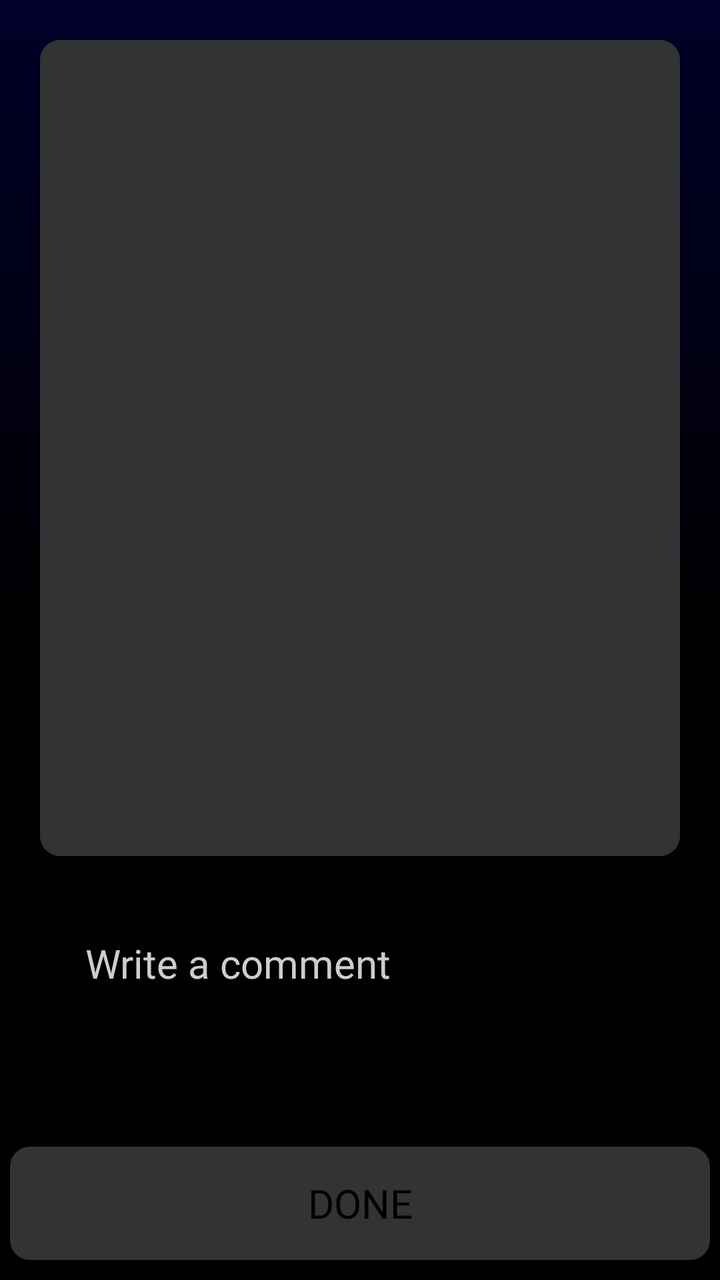
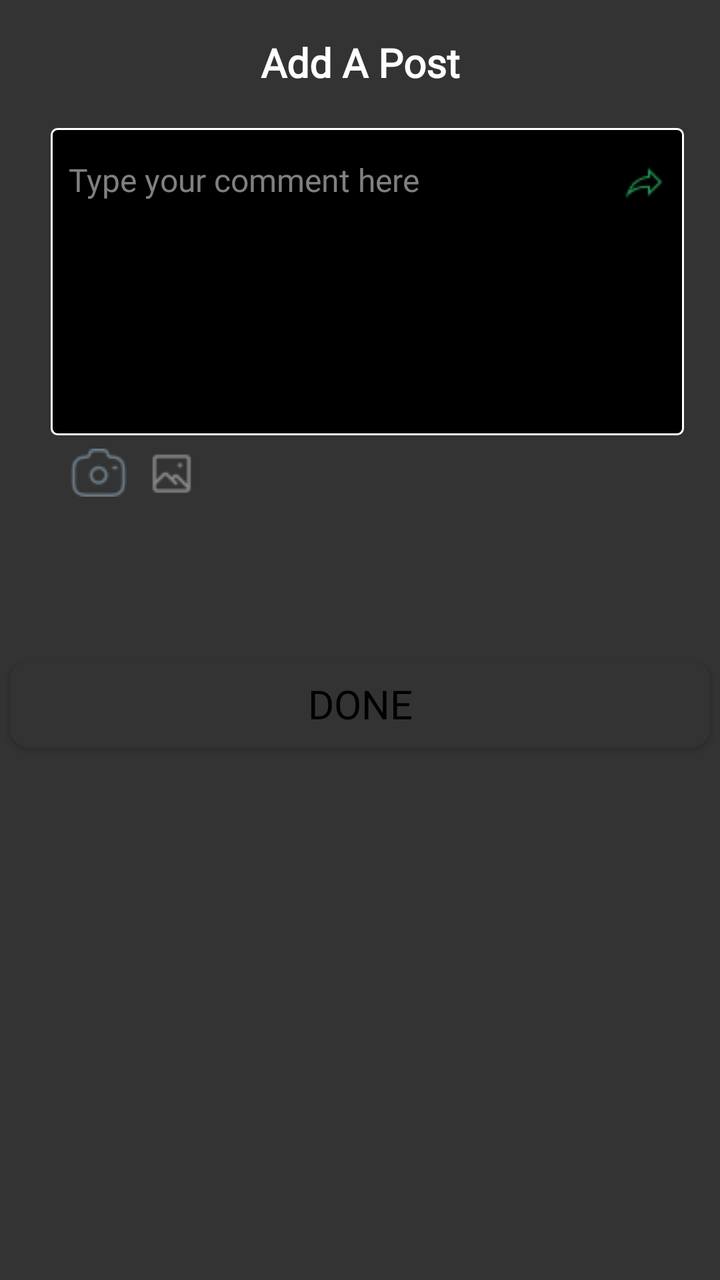

An Android layout rendered at two revisions. The XML below is the earlier revision; the diff shows what the commit changed to produce the second picture.
<!-- AndroidManifest.xml: application theme Theme.Pruvve -->
<!-- res/layout/activity_cutom_gallery.xml -->
<?xml version="1.0" encoding="utf-8"?>
<androidx.constraintlayout.widget.ConstraintLayout xmlns:android="http://schemas.android.com/apk/res/android"
    xmlns:app="http://schemas.android.com/apk/res-auto"
    xmlns:tools="http://schemas.android.com/tools"
    android:id="@+id/clGallery"
    android:layout_width="match_parent"
    android:layout_height="match_parent"
    android:background="@drawable/pitch_background"
    tools:context=".CustomGallery">

        <ImageView
            android:id="@+id/imvAddAPost"
            android:layout_width="0dp"
            android:layout_height="0dp"
            android:layout_margin="20dp"
            android:background="@drawable/dialogue_background3"
            tools:ignore="ContentDescription"
            app:layout_constraintBottom_toTopOf="@+id/guideline321"
            app:layout_constraintEnd_toEndOf="parent"
            app:layout_constraintStart_toStartOf="parent"
            app:layout_constraintTop_toTopOf="parent"/>

        <EditText
            android:id="@+id/etAddMediaCaption"
            android:layout_width="0dp"
            android:layout_height="0dp"
            android:layout_margin="10dp"
            android:autofillHints="none"
            android:fontFamily="@font/my_exo"
            android:hint="Write a comment"
            android:gravity="start"
            android:inputType="text"
            android:textColor="@color/white"
            android:textColorHint="@color/light_gray"
            android:textSize="20sp"
            app:layout_constraintBottom_toTopOf="@+id/guideline320"
            app:layout_constraintEnd_toStartOf="@+id/guideline328"
            app:layout_constraintStart_toStartOf="@+id/guideline329"
            app:layout_constraintTop_toTopOf="@+id/guideline321"
            tools:ignore="HardcodedText" />

        <Button
            android:id="@+id/btnAddMedia"
            android:layout_width="350dp"
            android:layout_height="0dp"
            android:layout_margin="10dp"
            android:background="@drawable/disabled_button"
            android:fontFamily="@font/poppins_bold"
            android:text="Done"
            android:textColor="@color/black"
            android:textSize="20sp"
            app:layout_constraintBottom_toBottomOf="parent"
            app:layout_constraintEnd_toEndOf="parent"
            app:layout_constraintStart_toStartOf="parent"
            app:layout_constraintTop_toTopOf="@+id/guideline320"
            tools:ignore="HardcodedText" />

        <androidx.constraintlayout.widget.Guideline
            android:id="@+id/guideline318"
            android:layout_width="wrap_content"
            android:layout_height="wrap_content"
            android:orientation="vertical"
            app:layout_constraintGuide_percent="0.75" />

        <androidx.constraintlayout.widget.Guideline
            android:id="@+id/guideline319"
            android:layout_width="wrap_content"
            android:layout_height="wrap_content"
            android:orientation="vertical"
            app:layout_constraintGuide_percent="0.36" />

        <androidx.constraintlayout.widget.Guideline
            android:id="@+id/guideline320"
            android:layout_width="wrap_content"
            android:layout_height="wrap_content"
            android:orientation="horizontal"
            app:layout_constraintGuide_percent="0.88" />

        <androidx.constraintlayout.widget.Guideline
            android:id="@+id/guideline321"
            android:layout_width="wrap_content"
            android:layout_height="wrap_content"
            android:orientation="horizontal"
            app:layout_constraintGuide_percent="0.7" />

        <androidx.constraintlayout.widget.Guideline
            android:id="@+id/guideline328"
            android:layout_width="wrap_content"
            android:layout_height="wrap_content"
            android:orientation="vertical"
            app:layout_constraintGuide_percent="0.9" />

        <androidx.constraintlayout.widget.Guideline
            android:id="@+id/guideline329"
            android:layout_width="wrap_content"
            android:layout_height="wrap_content"
            android:orientation="vertical"
            app:layout_constraintGuide_percent="0.08" />
</androidx.constraintlayout.widget.ConstraintLayout>
<!-- resources referenced by this layout -->
<resources>
  <color name="black">#FF000000</color>
  <color name="light_gray">#CDCDCD</color>
  <color name="white">#FFFFFFFF</color>
  <!-- drawable dialogue_background3 (drawable) -->
  <?xml version="1.0" encoding="utf-8"?>
  <shape
      xmlns:android="http://schemas.android.com/apk/res/android"
      android:shape="rectangle">
      <solid
          android:color="@color/dark_gray"/>
      <corners
          android:radius="10dp"/>
  </shape>
  <!-- drawable disabled_button (drawable) -->
  <?xml version="1.0" encoding="utf-8"?>
  <shape
      xmlns:android="http://schemas.android.com/apk/res/android"
      android:shape="rectangle">
      <solid
          android:color="@color/dark_gray"/>
      <corners
          android:radius="10dp"/>
  </shape>
  <!-- drawable pitch_background (drawable) -->
  <?xml version="1.0" encoding="utf-8"?>
  <shape
      xmlns:android="http://schemas.android.com/apk/res/android"
      android:shape="rectangle">
      <gradient android:startColor="@color/black"
          android:endColor="#00002A"
          android:angle="90"
          android:type="linear"
          android:centerColor="@color/black"/>
  
  </shape>
  <style name="Theme.Pruvve" parent="Theme.AppCompat.DayNight.DarkActionBar" />
  <color name="dark_gray">#333333</color>
</resources>

<!-- the commit's change to res/layout/activity_cutom_gallery.xml (unified diff, before → after) -->
@@ -5,39 +5,148 @@
     android:id="@+id/clGallery"
     android:layout_width="match_parent"
     android:layout_height="match_parent"
-    android:background="@drawable/pitch_background"
+    android:background="@color/dark_gray"
     tools:context=".CustomGallery">
 
-        <ImageView
-            android:id="@+id/imvAddAPost"
+        <TextView
+            android:layout_width="match_parent"
+            android:layout_height="wrap_content"
+            android:fontFamily="@font/my_exo"
+            android:gravity="center"
+            android:text="Add A Post"
+            android:textColor="@color/white"
+            android:textSize="20sp"
+            android:textStyle="bold"
+            app:layout_constraintEnd_toEndOf="parent"
+            app:layout_constraintStart_toStartOf="parent"
+            app:layout_constraintTop_toTopOf="@+id/guideline336"
+            tools:ignore="HardcodedText" />
+
+        <LinearLayout
             android:layout_width="0dp"
             android:layout_height="0dp"
-            android:layout_margin="20dp"
-            android:background="@drawable/dialogue_background3"
-            tools:ignore="ContentDescription"
-            app:layout_constraintBottom_toTopOf="@+id/guideline321"
-            app:layout_constraintEnd_toEndOf="parent"
-            app:layout_constraintStart_toStartOf="parent"
-            app:layout_constraintTop_toTopOf="parent"/>
-
-        <EditText
-            android:id="@+id/etAddMediaCaption"
+            android:background="@drawable/search_background4"
+            android:orientation="horizontal"
+            app:layout_constraintBottom_toTopOf="@+id/guideline331"
+            app:layout_constraintEnd_toStartOf="@+id/guideline328"
+            app:layout_constraintStart_toStartOf="@+id/guideline329"
+            app:layout_constraintTop_toTopOf="@+id/guideline321">
+
+                <EditText
+                    android:id="@+id/etAddMediaCaption"
+                    android:layout_width="match_parent"
+                    android:layout_height="match_parent"
+                    android:layout_margin="5dp"
+                    android:layout_weight="1"
+                    android:autofillHints="none"
+                    android:fontFamily="@font/my_exo"
+                    android:gravity="start"
+                    android:hint="Type your comment here"
+                    android:inputType="text"
+                    android:textColor="@color/white"
+                    android:textColorHint="@color/gray"
+                    android:textSize="16sp"
+                    tools:ignore="HardcodedText" />
+
+                <ImageView
+                    android:layout_width="match_parent"
+                    android:layout_height="wrap_content"
+                    android:layout_marginTop="15dp"
+                    android:layout_marginEnd="5dp"
+                    android:layout_weight="8"
+                    android:src="@drawable/send_icon"
+                    tools:ignore="ContentDescription" />
+
+        </LinearLayout>
+
+        <LinearLayout
+            android:id="@+id/linearLayout12"
+            android:layout_width="0dp"
+            android:layout_height="wrap_content"
+            android:layout_margin="5dp"
+            android:orientation="horizontal"
+            app:layout_constraintBottom_toTopOf="@+id/guideline337"
+            app:layout_constraintEnd_toStartOf="@+id/guideline328"
+            app:layout_constraintStart_toStartOf="@+id/guideline329"
+            app:layout_constraintTop_toTopOf="@+id/guideline331">
+
+                <ImageView
+                    android:id="@+id/imvOpenCamera"
+                    android:layout_width="wrap_content"
+                    android:layout_height="wrap_content"
+                    android:layout_margin="5dp"
+                    android:src="@drawable/camera_icon"
+                    tools:ignore="ContentDescription" />
+
+                <ImageView
+                    android:id="@+id/imvOpenGallery"
+                    android:layout_width="wrap_content"
+                    android:layout_height="wrap_content"
+                    android:layout_margin="5dp"
+                    android:layout_marginBottom="5dp"
+                    android:src="@drawable/gallery_icon"
+                    tools:ignore="ContentDescription" />
+
+        </LinearLayout>
+
+        <LinearLayout
             android:layout_width="0dp"
             android:layout_height="0dp"
-            android:layout_margin="10dp"
-            android:autofillHints="none"
-            android:fontFamily="@font/my_exo"
-            android:hint="Write a comment"
-            android:gravity="start"
-            android:inputType="text"
-            android:textColor="@color/white"
-            android:textColorHint="@color/light_gray"
-            android:textSize="20sp"
-            app:layout_constraintBottom_toTopOf="@+id/guideline320"
+            android:layout_marginTop="5dp"
+            android:layout_marginBottom="5dp"
+            android:layout_marginStart="2dp"
+            android:orientation="horizontal"
+            app:layout_constraintBottom_toTopOf="@+id/guideline338"
             app:layout_constraintEnd_toStartOf="@+id/guideline328"
             app:layout_constraintStart_toStartOf="@+id/guideline329"
-            app:layout_constraintTop_toTopOf="@+id/guideline321"
-            tools:ignore="HardcodedText" />
+            app:layout_constraintTop_toTopOf="@+id/guideline337">
+
+                <ImageView
+                    android:id="@+id/wvGalleryPic1"
+                    android:layout_width="match_parent"
+                    android:layout_height="match_parent"
+                    android:layout_marginTop="5dp"
+                    android:layout_marginBottom="5dp"
+                    android:layout_marginEnd="5dp"
+                    android:layout_weight="1"
+                    tools:ignore="ContentDescription" />
+
+                <ImageView
+                    android:id="@+id/wvGalleryPic2"
+                    android:layout_width="match_parent"
+                    android:layout_height="match_parent"
+                    android:layout_margin="5dp"
+                    android:layout_weight="1"
+                    tools:ignore="ContentDescription" />
+
+                <ImageView
+                    android:id="@+id/wvGalleryPic3"
+                    android:layout_width="match_parent"
+                    android:layout_height="match_parent"
+                    android:layout_margin="5dp"
+                    android:layout_weight="1"
+                    tools:ignore="ContentDescription" />
+
+                <ImageView
+                    android:id="@+id/wvGalleryPic4"
+                    android:layout_width="match_parent"
+                    android:layout_height="match_parent"
+                    android:layout_margin="5dp"
+                    android:layout_weight="1"
+                    tools:ignore="ContentDescription" />
+
+                <ImageView
+                    android:id="@+id/wvGalleryPic5"
+                    android:layout_width="match_parent"
+                    android:layout_height="match_parent"
+                    android:layout_marginTop="5dp"
+                    android:layout_marginBottom="5dp"
+                    android:layout_marginStart="5dp"
+                    android:layout_weight="1"
+                    tools:ignore="ContentDescription" />
+
+        </LinearLayout>
+
 
         <Button
             android:id="@+id/btnAddMedia"
@@ -49,10 +158,12 @@
             android:text="Done"
             android:textColor="@color/black"
             android:textSize="20sp"
-            app:layout_constraintBottom_toBottomOf="parent"
+            app:layout_constraintBottom_toTopOf="@+id/guideline320"
             app:layout_constraintEnd_toEndOf="parent"
+            app:layout_constraintHorizontal_bias="0.491"
             app:layout_constraintStart_toStartOf="parent"
-            app:layout_constraintTop_toTopOf="@+id/guideline320"
+            app:layout_constraintTop_toTopOf="@+id/guideline338"
+            app:layout_constraintVertical_bias="0.0"
             tools:ignore="HardcodedText" />
 
         <androidx.constraintlayout.widget.Guideline
@@ -60,40 +171,68 @@
             android:layout_width="wrap_content"
             android:layout_height="wrap_content"
             android:orientation="vertical"
-            app:layout_constraintGuide_percent="0.75" />
+            app:layout_constraintGuide_percent="0.85" />
 
         <androidx.constraintlayout.widget.Guideline
             android:id="@+id/guideline319"
             android:layout_width="wrap_content"
             android:layout_height="wrap_content"
             android:orientation="vertical"
-            app:layout_constraintGuide_percent="0.36" />
+            app:layout_constraintGuide_percent="0.12" />
 
         <androidx.constraintlayout.widget.Guideline
             android:id="@+id/guideline320"
             android:layout_width="wrap_content"
             android:layout_height="wrap_content"
             android:orientation="horizontal"
-            app:layout_constraintGuide_percent="0.88" />
+            app:layout_constraintGuide_percent="0.6" />
 
         <androidx.constraintlayout.widget.Guideline
             android:id="@+id/guideline321"
             android:layout_width="wrap_content"
             android:layout_height="wrap_content"
             android:orientation="horizontal"
-            app:layout_constraintGuide_percent="0.7" />
+            app:layout_constraintGuide_percent="0.1" />
 
         <androidx.constraintlayout.widget.Guideline
             android:id="@+id/guideline328"
             android:layout_width="wrap_content"
             android:layout_height="wrap_content"
             android:orientation="vertical"
-            app:layout_constraintGuide_percent="0.9" />
+            app:layout_constraintGuide_percent="0.95" />
 
         <androidx.constraintlayout.widget.Guideline
             android:id="@+id/guideline329"
             android:layout_width="wrap_content"
             android:layout_height="wrap_content"
             android:orientation="vertical"
-            app:layout_constraintGuide_percent="0.08" />
+            app:layout_constraintGuide_percent="0.07" />
+
+        <androidx.constraintlayout.widget.Guideline
+            android:id="@+id/guideline331"
+            android:layout_width="wrap_content"
+            android:layout_height="wrap_content"
+            android:orientation="horizontal"
+            app:layout_constraintGuide_percent="0.34" />
+
+        <androidx.constraintlayout.widget.Guideline
+            android:id="@+id/guideline336"
+            android:layout_width="wrap_content"
+            android:layout_height="wrap_content"
+            android:orientation="horizontal"
+            app:layout_constraintGuide_percent="0.027359782" />
+
+        <androidx.constraintlayout.widget.Guideline
+            android:id="@+id/guideline337"
+            android:layout_width="wrap_content"
+            android:layout_height="wrap_content"
+            android:orientation="horizontal"
+            app:layout_constraintGuide_percent="0.4" />
+
+        <androidx.constraintlayout.widget.Guideline
+            android:id="@+id/guideline338"
+            android:layout_width="wrap_content"
+            android:layout_height="wrap_content"
+            android:orientation="horizontal"
+            app:layout_constraintGuide_percent="0.5" />
 </androidx.constraintlayout.widget.ConstraintLayout>
<!-- resource entries referenced after the edit -->
@@ -1,18 +1,8 @@
 <!-- resources referenced by this layout -->
 <resources>
   <color name="black">#FF000000</color>
-  <color name="light_gray">#CDCDCD</color>
   <color name="white">#FFFFFFFF</color>
-  <!-- drawable dialogue_background3 (drawable) -->
-  <?xml version="1.0" encoding="utf-8"?>
-  <shape
-      xmlns:android="http://schemas.android.com/apk/res/android"
-      android:shape="rectangle">
-      <solid
-          android:color="@color/dark_gray"/>
-      <corners
-          android:radius="10dp"/>
-  </shape>
+  <!-- drawable camera_icon: png bitmap (drawable, 905 bytes) -->
   <!-- drawable disabled_button (drawable) -->
   <?xml version="1.0" encoding="utf-8"?>
   <shape
@@ -23,19 +13,20 @@
       <corners
           android:radius="10dp"/>
   </shape>
-  <!-- drawable pitch_background (drawable) -->
+  <!-- drawable gallery_icon: png bitmap (drawable, 413 bytes) -->
+  <!-- drawable search_background4 (drawable) -->
   <?xml version="1.0" encoding="utf-8"?>
-  <shape
-      xmlns:android="http://schemas.android.com/apk/res/android"
+  <shape xmlns:android="http://schemas.android.com/apk/res/android"
       android:shape="rectangle">
-      <gradient android:startColor="@color/black"
-          android:endColor="#00002A"
-          android:angle="90"
-          android:type="linear"
-          android:centerColor="@color/black"/>
-  
+      <corners android:radius="3dp"/>
+      <stroke android:width="1dp"
+          android:color="@color/white"/>
+      <solid
+          android:color="@color/black"/>
   </shape>
+  <!-- drawable send_icon: png bitmap (drawable, 459 bytes) -->
   <style name="Theme.Pruvve" parent="Theme.AppCompat.DayNight.DarkActionBar" />
   <color name="dark_gray">#333333</color>
+  <color name="gray">#808080</color>
 </resources>
 
